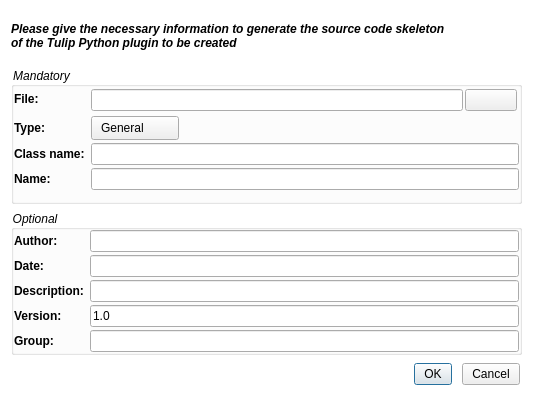
This is library/tulip-python/designer/PythonPluginCreationDialog.ui in Tulip-Dev/tulip as Qt 5 draws it before an edit. The edited form follows.
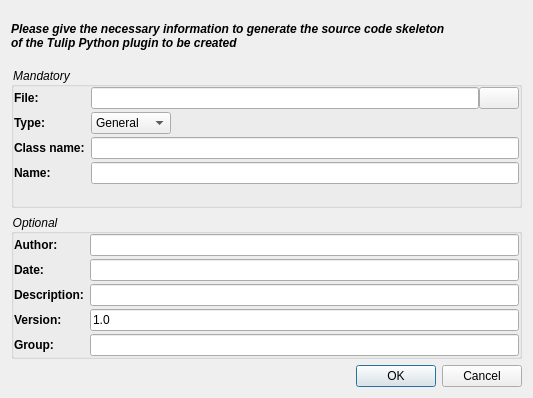
This is the edited form. Icons and pictures are not drawn.

Commit message: tulip-python style sheets cleanup: use the perspective main window style sheet as much as possible

What changed in the file:
```diff
--- a/library/tulip-python/designer/PythonPluginCreationDialog.ui
+++ b/library/tulip-python/designer/PythonPluginCreationDialog.ui
@@ -17,57 +17,12 @@
    <string>Tulip Python plugin creation</string>
   </property>
   <property name="styleSheet">
-   <string notr="true">QPushButton, QComboBox {
-border-image: url(:/tulip/gui/ui/btn_26.png) 4;
-border-width: 4;
-padding: 0px 6px;
-font-size: 12px;
-}
-QPushButton::flat {
-border-image: none;
-border-width: 4;
-padding: 0px 6px;
-font-size: 12px;
-background-color: transparent;
-}
-QPushButton, QComboBox, QLabel {
-color: black;
-}
-QPushButton:hover, QComboBox:hover {
-border-image: url(:/tulip/gui/ui/btn_26_hover.png) 4;
-}
-QPushButton:disabled, QComboBox::disabled {
-color:gray;
-}
-QPushButton:pressed{
-border-image: url(:/tulip/gui/ui/btn_26_pressed.png) 4;
-}
-QPushButton::menu-indicator{
-subcontrol-origin: margin;
-subcontrol-position: center right;
-right: 4px;
-}
-QPushButton {
-outline: none;
-margin: 2
-}
-QComboBox::down-arrow {
-image: url(:/tulip/gui/ui/combobox_arrow.png);
-}
-QComboBox:drop-down {
-subcontrol-origin: padding;
-subcontrol-position: top right;
-border-left-style: none; 
-border-top-right-radius: 1px;
-border-bottom-right-radius: 1px;
-}
-QLabel {
+   <string notr="true">QLabel {
 font: bold;
 }
 QGroupBox {
 font: italic;
 }
-QDialog { background-color: white; }
 </string>
   </property>
   <layout class="QVBoxLayout" name="verticalLayout">
```
The commit also changes 2 other files.
